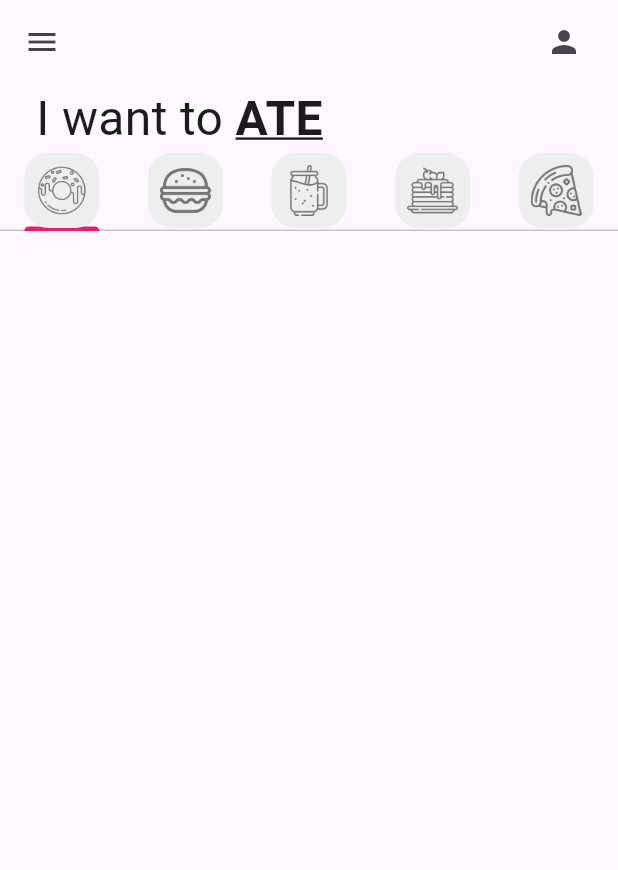
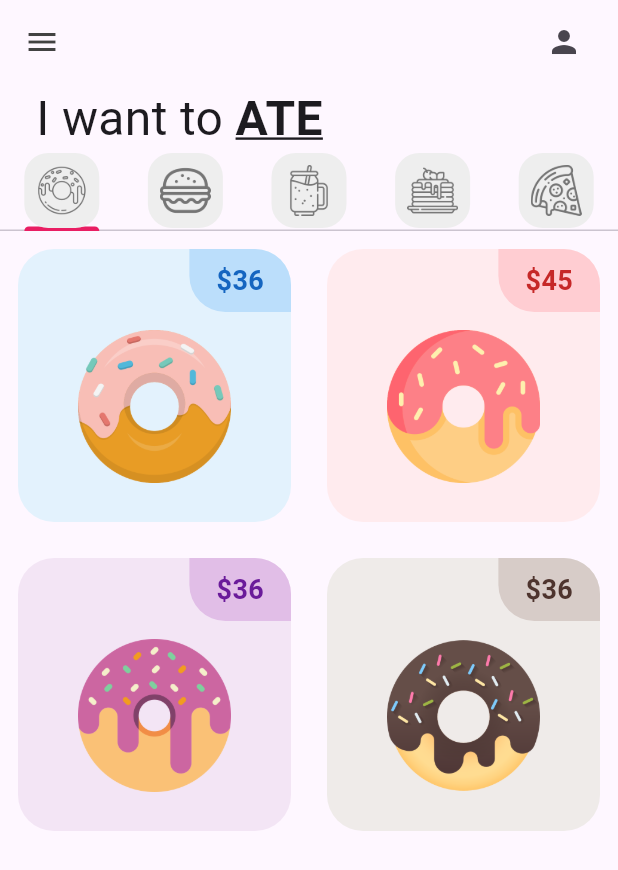
Before and after one commit to Adrian-valdez-free/donutapp, a Flutter app: the screen it shows after launch, on a phone screen of 412 x 824 dp. Shown: the top 870 px of the screen. Run offline on Flutter 3.47's test engine with Material 3 defaults, Android fonts, the phone set to English and light mode, and no system bars.

Commit message:
Working on the DonutTile

```diff
--- a/lib/tabs/donut_tab.dart
+++ b/lib/tabs/donut_tab.dart
@@ -1,13 +1,14 @@
+import 'package:donutapp/utils/donut_tile.dart';
 import 'package:flutter/material.dart';
 
 class DonutTab extends StatelessWidget {
   final List donutsOnSale = [
     //burguer_tab.dart
     //[donutFlavor, donutPrice, donutColor, imageName]
-    ["Ice Cream", "36$", Colors.blue, "lib/images/icecream_donut.png"],
-    ["Strawberry", "45$", Colors.red, "lib/images/strawberry_donut.png"],
-    ["Grape Ape", "36$", Colors.purple, "lib/images/grape_donut.png"],
-    ["Choco", "36$", Colors.brown, "lib/images/chocolate_donut.png"],
+    ["Ice Cream", "36", Colors.blue, "lib/images/icecream_donut.png"],
+    ["Strawberry", "45", Colors.red, "lib/images/strawberry_donut.png"],
+    ["Grape Ape", "36", Colors.purple, "lib/images/grape_donut.png"],
+    ["Choco", "36", Colors.brown, "lib/images/chocolate_donut.png"],
 
 
   ];
@@ -25,7 +26,7 @@ class DonutTab extends StatelessWidget {
             donutColor: donutsOnSale[index][2],
             imageName: donutsOnSale[index][3],
           );
-        }
+        },
         itemCount: donutsOnSale.length,
     );
   }
--- /dev/null
+++ b/lib/utils/donut_tile.dart
@@ -0,0 +1,61 @@
+import 'package:flutter/material.dart';
+
+class DonutTile extends StatelessWidget {
+  final String donutFlavor;
+  final String donutPrice;
+  final dynamic donutColor;
+  final String imageName;
+  //Valor fijo del border Radius 24
+  final double borderRadius = 24.0;
+
+  const DonutTile(
+      {super.key,
+      required this.donutFlavor,
+      required this.donutPrice,
+      this.donutColor,
+      required this.imageName});
+
+  @override
+  Widget build(BuildContext context) {
+    return Padding(
+      padding: const EdgeInsets.all(12.0),
+      child: Container(
+          decoration: BoxDecoration(
+              color: donutColor[50],
+              borderRadius: BorderRadius.circular(borderRadius)),
+          child: Column(
+            children: [
+              Row(
+                mainAxisAlignment: MainAxisAlignment.end,
+                children: [
+                  Container(
+                      decoration: BoxDecoration(
+                          color: donutColor[100],
+                          borderRadius: BorderRadius.only(
+                              bottomLeft: Radius.circular(borderRadius),
+                              topRight: Radius.circular(borderRadius))),
+                      padding: const EdgeInsets.symmetric(
+                          vertical: 8, horizontal: 18),
+                      child: Text(
+                        '\$$donutPrice',
+                        style: TextStyle(
+                            fontSize: 18,
+                            fontWeight: FontWeight.bold,
+                            color: donutColor[800]),
+                      ))
+                ],
+              ),
+              //IMAGEN DEL PRODUCTO
+              Padding(
+                padding: const EdgeInsets.symmetric(horizontal: 40, vertical: 12),
+                child: Image.asset(imageName),
+                )
+
+              //Tarea: Texto del sabor del producto
+
+              //Tarea: Iconos de "Me encanta"
+            ],
+          )),
+    );
+  }
+}
```
Also changed, not shown: 1 other file.
